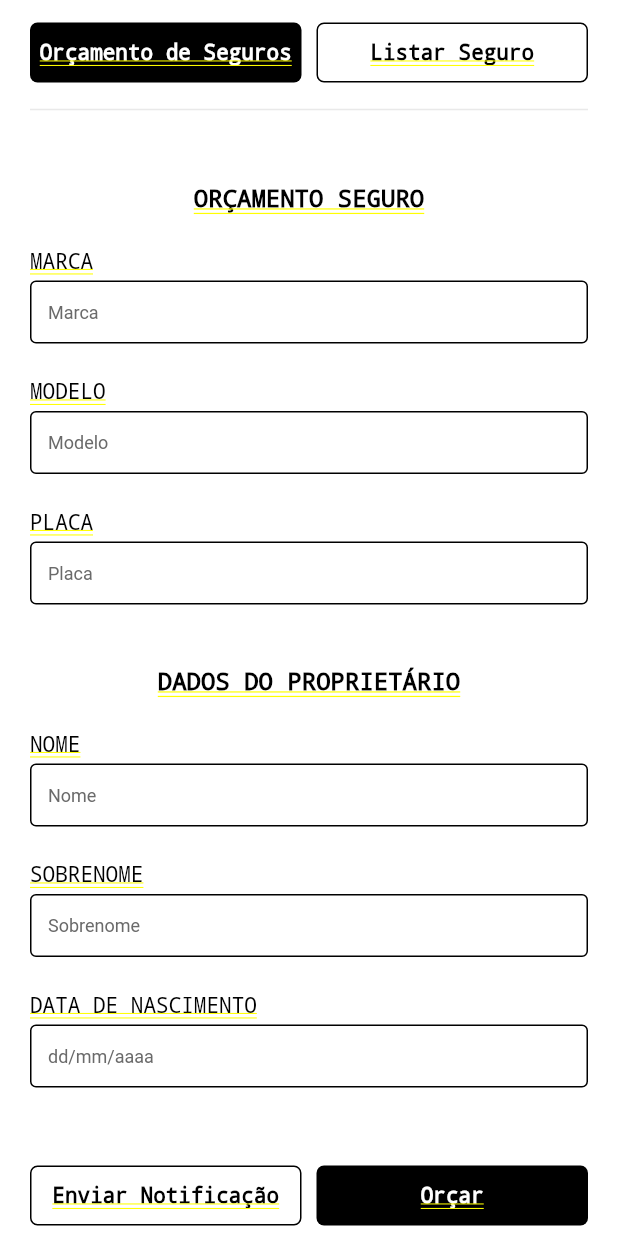
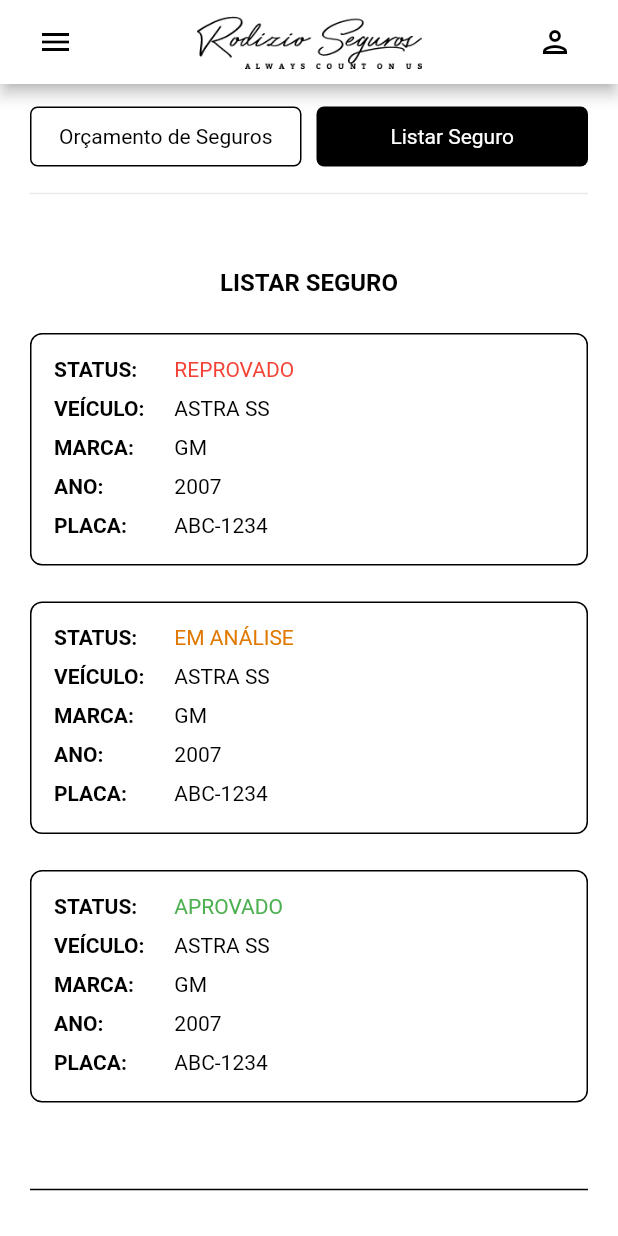
Before and after one commit to GabiMangili/rodizio-seguros-mobile-systems-facul, a Flutter app: the screen it shows after launch, after a tap on "Listar Seguro", on a phone screen of 412 x 824 dp. Run offline on Flutter 3.47's test engine with Material 2 defaults, Android fonts, the phone set to English and light mode, and no system bars.

Commit message:
telas de listagem de seguros

```diff
--- /dev/null
+++ b/rodizio-seguros/lib/models/insurance.dart
@@ -0,0 +1,9 @@
+class Insurance{
+  final String status;
+  final String vehicle; //veículo
+  final String brand; //marca
+  final int year; //ano
+  final String plate; //placa
+
+  Insurance({required this.status, required this.vehicle, required this.brand, required this.year, required this.plate});
+}
--- /dev/null
+++ b/rodizio-seguros/lib/presentation/components/app_bar.dart
@@ -0,0 +1,25 @@
+import 'package:flutter/cupertino.dart';
+import 'package:flutter/material.dart';
+
+class AppBarApp extends StatelessWidget {
+  const AppBarApp({Key? key}) : super(key: key);
+
+  @override
+  Widget build(BuildContext context) {
+    return AppBar(
+      backgroundColor: Colors.white,
+      centerTitle: true,
+      leading: Row(
+        children: [
+          SizedBox(width: 25),
+          Icon(Icons.menu, color: Colors.black),
+        ],
+      ),
+      title: ImageIcon(AssetImage("assets/icons/rodizio_logo.png"), color: Colors.black, size: 150),
+      actions: [
+        Icon(Icons.person_outlined, color: Colors.black),
+        SizedBox(width: 30)
+      ],
+    );
+  }
+}
--- a/rodizio-seguros/lib/presentation/screens/insurances.dart
+++ /dev/null
@@ -1,241 +0,0 @@
-import 'package:flutter/cupertino.dart';
-import 'package:flutter/material.dart';
-import 'package:untitled/presentation/components/bottom_screens.dart';
-
-class InsurancesScreen extends StatefulWidget {
-  const InsurancesScreen({Key? key}) : super(key: key);
-
-  @override
-  State<InsurancesScreen> createState() => _InsurancesScreenState();
-}
-
-class _InsurancesScreenState extends State<InsurancesScreen> {
-
-  TextEditingController brandController = TextEditingController(); //marca
-  TextEditingController modelController = TextEditingController(); //modelo
-  TextEditingController plateController = TextEditingController(); //placa
-  TextEditingController firstNameController = TextEditingController(); //nome
-  TextEditingController surnameController = TextEditingController(); //sobrenome
-  TextEditingController birthController = TextEditingController(); //nascimento
-
-  List<bool> buttonSelectionListController = [false, false];
-
-
-  @override
-  Widget build(BuildContext context) {
-    return SingleChildScrollView(
-      child: Container(
-        padding: EdgeInsets.only(left: 20, right: 20, bottom: 20, top: 5),
-        child: Column(
-          children: [
-            Container(
-              height: 60,
-              child: Row(
-                mainAxisAlignment: MainAxisAlignment.spaceBetween,
-                children: [
-                  GestureDetector(
-                      onTap: (){
-                        setState(() {
-                          buttonSelectionListController = [true, false];
-                        });
-                      },
-                      child: buttonOption(text: "Orçamento de Seguros", buttonColor: Colors.black, textColor: Colors.white)
-                  ),
-                  GestureDetector(
-                      onTap: (){
-                        setState(() {
-                          buttonSelectionListController = [false, true];
-                        });
-                      },
-                      child: buttonOption(text: "Listar Seguro", buttonColor: Colors.white, textColor: Colors.black, hasBorder: true)
-                  )
-                ],
-              ),
-            ),
-
-            Divider(color: Color.fromRGBO(233, 233, 233, 1), thickness: 1),
-
-            SizedBox(height: 42),
-
-            Container(
-              child: Column(
-                crossAxisAlignment: CrossAxisAlignment.start,
-                children: [
-                  Center(
-                    child: Text(
-                      "ORÇAMENTO SEGURO",
-                      style: TextStyle(
-                          fontSize: 16,
-                          color: Colors.black,
-                          fontWeight: FontWeight.w700
-                      ),
-                    ),
-                  ),
-
-                  SizedBox(height: 24),
-
-                  textUpField("MARCA"),
-                  textField(brandController, "Marca"),
-
-                  SizedBox(height: 24),
-
-                  textUpField("MODELO"),
-                  textField(modelController, "Modelo"),
-
-                  SizedBox(height: 24),
-
-                  textUpField("PLACA"),
-                  textField(plateController, "Placa"),
-
-                  SizedBox(height: 42),
-
-                  Center(
-                    child: Text(
-                      "DADOS DO PROPRIETÁRIO",
-                      style: TextStyle(
-                          fontSize: 16,
-                          color: Colors.black,
-                          fontWeight: FontWeight.w700
-                      ),
-                    ),
-                  ),
-
-                  SizedBox(height: 24),
-
-                  textUpField("NOME"),
-                  textField(firstNameController, "Nome"),
-
-                  SizedBox(height: 24),
-
-                  textUpField("SOBRENOME"),
-                  textField(surnameController, "Sobrenome"),
-
-                  SizedBox(height: 24),
-
-                  textUpField("DATA DE NASCIMENTO"),
-                  textField(birthController, "dd/mm/aaaa"),
-
-                  SizedBox(height: 42),
-
-                  Container(
-                    height: 60,
-                    child: Row(
-                      mainAxisAlignment: MainAxisAlignment.spaceBetween,
-                      children: [
-                        GestureDetector(
-                            child: buttonOption(text: "Enviar Notificação", buttonColor: Colors.white, textColor: Colors.black, hasBorder: true)
-                        ),
-                        GestureDetector(
-                            child: buttonOption(text: "Orçar", buttonColor: Colors.black, textColor: Colors.white)
-                        ),
-                      ],
-                    ),
-                  ),
-
-                  BottomScreens()
-                ],
-              ),
-            )
-          ],
-        ),
-      ),
-    );
-  }
-
-  textUpField(String text){
-    return Text(
-      text,
-      style: TextStyle(
-          fontSize: 14,
-          color: Colors.black,
-          fontWeight: FontWeight.w400
-      ),
-    );
-  }
-
-  textField(TextEditingController controller, String hintText){
-    return Container(
-      height: 42,
-      margin: EdgeInsets.only(top: 5),
-      child: TextFormField(
-        controller: controller,
-        maxLength: 40,
-        decoration: InputDecoration(
-          counterText: "",
-          hintText: hintText,
-          hintStyle: TextStyle(
-              fontSize: 12,
-              color: Color.fromRGBO(106, 106, 106, 1),
-              fontWeight: FontWeight.w400
-          ),
-
-          enabledBorder: OutlineInputBorder(borderSide: BorderSide(width: 1, color: Colors.black)),
-          border: OutlineInputBorder(borderSide: BorderSide(width: 1, color: Colors.black)),
-        ),
-      ),
-    );
-  }
-
-  buttonOption({required String text, required Color textColor, required Color buttonColor, bool hasBorder = false}){
-    return Container(
-      width: (MediaQuery.of(context).size.width - 50) / 2,
-      height: 40,
-      decoration: BoxDecoration(
-        color: buttonColor,
-        borderRadius: BorderRadius.circular(5),
-        border: Border.all(color: hasBorder ? Colors.black : Colors.transparent),
-      ),
-      child: Center(
-        child: Text(
-          text,
-          style: TextStyle(
-              fontSize: 14,
-              color: textColor
-          ),
-        ),
-      ),
-    );
-  }
-
-  buttonOptionSelected({required String text, required Color textColor, required Color buttonColor, bool hasBorder = false}){
-    return Container(
-      width: (MediaQuery.of(context).size.width - 50) / 2,
-      height: 40,
-      decoration: BoxDecoration(
-        color: Colors.black,
-        borderRadius: BorderRadius.circular(5),
-      ),
-      child: Center(
-        child: Text(
-          text,
-          style: TextStyle(
-              fontSize: 14,
-              color: Colors.white
-          ),
-        ),
-      ),
-    );
-  }
-
-  buttonOption({required String text, required Color textColor, required Color buttonColor, bool hasBorder = false}){
-    return Container(
-      width: (MediaQuery.of(context).size.width - 50) / 2,
-      height: 40,
-      decoration: BoxDecoration(
-        color: Colors.white,
-        borderRadius: BorderRadius.circular(5),
-        border: Border.all(color: Colors.black),
-      ),
-      child: Center(
-        child: Text(
-          text,
-          style: TextStyle(
-              fontSize: 14,
-              color: Colors.black
-          ),
-        ),
-      ),
-    );
-  }
-
-}
--- /dev/null
+++ b/rodizio-seguros/lib/presentation/screens/insurances_screen.dart
@@ -0,0 +1,340 @@
+import 'package:flutter/cupertino.dart';
+import 'package:flutter/material.dart';
+import 'package:untitled/models/insurance.dart';
+import 'package:untitled/presentation/components/bottom_screens.dart';
+
+class InsurancesScreen extends StatefulWidget {
+  const InsurancesScreen({Key? key}) : super(key: key);
+
+  @override
+  State<InsurancesScreen> createState() => _InsurancesScreenState();
+}
+
+class _InsurancesScreenState extends State<InsurancesScreen> {
+
+  TextEditingController brandController = TextEditingController(); //marca
+  TextEditingController modelController = TextEditingController(); //modelo
+  TextEditingController plateController = TextEditingController(); //placa
+  TextEditingController firstNameController = TextEditingController(); //nome
+  TextEditingController surnameController = TextEditingController(); //sobrenome
+  TextEditingController birthController = TextEditingController(); //nascimento
+
+  List<bool> buttonSelectionListController = [true, false];
+
+  List listInsurances = [];
+
+
+  @override
+  Widget build(BuildContext context) {
+    return Container(
+      child: Scaffold(
+        backgroundColor: Colors.white,
+        appBar: appBar(),
+        body: bodyAll(),
+      ),
+    );
+  }
+
+  appBar(){
+    return AppBar(
+      backgroundColor: Colors.white,
+      centerTitle: true,
+      leading: Row(
+        children: [
+          SizedBox(width: 25),
+          Icon(Icons.menu, color: Colors.black),
+        ],
+      ),
+      title: ImageIcon(AssetImage("assets/icons/rodizio_logo.png"), color: Colors.black, size: 150),
+      actions: [
+        Icon(Icons.person_outlined, color: Colors.black),
+        SizedBox(width: 30)
+      ],
+    );
+  }
+
+  bodyAll() {
+    return SingleChildScrollView(
+    child: Container(
+      padding: EdgeInsets.only(left: 20, right: 20, bottom: 20, top: 5),
+      child: Column(
+        children: [
+          Container(
+            height: 60,
+            child: Row(
+              mainAxisAlignment: MainAxisAlignment.spaceBetween,
+              children: [
+                GestureDetector(
+                    onTap: (){
+                      setState(() {
+                        buttonSelectionListController = [true, false];
+                      });
+                    },
+                    child: buttonOption(text: "Orçamento de Seguros", isSelected: buttonSelectionListController[0])
+                ),
+                GestureDetector(
+                    onTap: (){
+                      setState(() {
+                        buttonSelectionListController = [false, true];
+                      });
+                    },
+                    child: buttonOption(text: "Listar Seguro", isSelected: buttonSelectionListController[1])
+                )
+              ],
+            ),
+          ),
+
+          Divider(color: Color.fromRGBO(233, 233, 233, 1), thickness: 1),
+
+          SizedBox(height: 42),
+
+          buttonSelectionListController[0]
+              ? bodyBudget()
+              : bodyListInsurance()
+        ],
+      ),
+    ),
+  );
+  }
+
+  bodyBudget(){
+    return Container(
+      child: Column(
+        crossAxisAlignment: CrossAxisAlignment.start,
+        children: [
+          Center(
+            child: Text(
+              "ORÇAMENTO SEGURO",
+              style: TextStyle(
+                  fontSize: 16,
+                  color: Colors.black,
+                  fontWeight: FontWeight.w700
+              ),
+            ),
+          ),
+
+          SizedBox(height: 24),
+
+          textUpField("MARCA"),
+          textField(brandController, "Marca"),
+
+          SizedBox(height: 24),
+
+          textUpField("MODELO"),
+          textField(modelController, "Modelo"),
+
+          SizedBox(height: 24),
+
+          textUpField("PLACA"),
+          textField(plateController, "Placa"),
+
+          SizedBox(height: 42),
+
+          Center(
+            child: Text(
+              "DADOS DO PROPRIETÁRIO",
+              style: TextStyle(
+                  fontSize: 16,
+                  color: Colors.black,
+                  fontWeight: FontWeight.w700
+              ),
+            ),
+          ),
+
+          SizedBox(height: 24),
+
+          textUpField("NOME"),
+          textField(firstNameController, "Nome"),
+
+          SizedBox(height: 24),
+
+          textUpField("SOBRENOME"),
+          textField(surnameController, "Sobrenome"),
+
+          SizedBox(height: 24),
+
+          textUpField("DATA DE NASCIMENTO"),
+          textField(birthController, "dd/mm/aaaa"),
+
+          SizedBox(height: 42),
+
+          Container(
+            height: 60,
+            child: Row(
+              mainAxisAlignment: MainAxisAlignment.spaceBetween,
+              children: [
+                GestureDetector(
+                    child: buttonOption(text: "Enviar Notificação", isSelected: false)
+                ),
+                GestureDetector(
+                    child: buttonOption(text: "Orçar", isSelected: true)
+                ),
+              ],
+            ),
+          ),
+
+          BottomScreens()
+        ],
+      ),
+    );
+  }
+
+  bodyListInsurance(){
+
+    listInsurances = [
+      setInsurance(status: "REPROVADO", vehicle: "ASTRA SS", brand: "GM", year: 2007, plate: "ABC-1234"),
+      setInsurance(status: "EM ANÁLISE", vehicle: "ASTRA SS", brand: "GM", year: 2007, plate: "ABC-1234"),
+      setInsurance(status: "APROVADO", vehicle: "ASTRA SS", brand: "GM", year: 2007, plate: "ABC-1234"),
+    ];
+    return SingleChildScrollView(
+      child: Column(
+        children: [
+          Center(
+            child: Text(
+              "LISTAR SEGURO",
+              style: TextStyle(
+                  fontSize: 16,
+                  color: Colors.black,
+                  fontWeight: FontWeight.w700
+              ),
+            ),
+          ),
+
+          SizedBox(height: 24),
+
+
+          ListView.separated(
+              itemCount: listInsurances.length,
+              shrinkWrap: true,
+              physics: NeverScrollableScrollPhysics(),
+              separatorBuilder: (context, index) => SizedBox(height: 24),
+              itemBuilder: (context, index){
+                Insurance insurance = listInsurances[index];
+                Color colorStatus;
+                if(insurance.status == "REPROVADO") {
+                  colorStatus = Colors.red;
+                } else if(insurance.status == "EM ANÁLISE") {
+                  colorStatus = Color.fromRGBO(224, 121, 0, 1);
+                } else {
+                  colorStatus = Colors.green;
+                }
+
+                return Container(
+                  height: 155,
+                  padding: EdgeInsets.all(15),
+                  decoration: BoxDecoration(
+                    border: Border.all(color: Colors.black),
+                    borderRadius: BorderRadius.circular(8),
+                  ),
+                  child: Row(
+                    children: [
+                      Column(
+                        crossAxisAlignment: CrossAxisAlignment.start,
+                        children: [
+                          textUpField("STATUS:", isBold: true),
+                          SizedBox(height: 10),
+                          textUpField("VEÍCULO:", isBold: true),
+                          SizedBox(height: 10),
+                          textUpField("MARCA:", isBold: true),
+                          SizedBox(height: 10),
+                          textUpField("ANO:", isBold: true),
+                          SizedBox(height: 10),
+                          textUpField("PLACA:", isBold: true),
+                        ],
+                      ),
+
+                      SizedBox(width: 20),
+
+                      Column(
+                        crossAxisAlignment: CrossAxisAlignment.start,
+                        children: [
+                          textUpField(insurance.status, color: colorStatus),
+                          SizedBox(height: 10),
+                          textUpField(insurance.vehicle),
+                          SizedBox(height: 10),
+                          textUpField(insurance.brand),
+                          SizedBox(height: 10),
+                          textUpField("${insurance.year}"),
+                          SizedBox(height: 10),
+                          textUpField(insurance.plate),
+                        ],
+                      )
+                    ],
+                  ),
+                );
+              },
+          ),
+
+          BottomScreens()
+        ],
+      ),
+    );
+  }
+
+  textUpField(String text, {isBold = false, color = Colors.black}){
+    return Text(
+      text,
+      style: TextStyle(
+          fontSize: 14,
+          color: color,
+          fontWeight: isBold ? FontWeight.w700 : FontWeight.w400
+      ),
+    );
+  }
+
+  textField(TextEditingController controller, String hintText){
+    return Container(
+      height: 42,
+      margin: EdgeInsets.only(top: 5),
+      child: TextFormField(
+        controller: controller,
+        maxLength: 40,
+        decoration: InputDecoration(
+          counterText: "",
+          hintText: hintText,
+          hintStyle: TextStyle(
+              fontSize: 12,
+              color: Color.fromRGBO(106, 106, 106, 1),
+              fontWeight: FontWeight.w400
+          ),
+
+          enabledBorder: OutlineInputBorder(borderSide: BorderSide(width: 1, color: Colors.black)),
+          border: OutlineInputBorder(borderSide: BorderSide(width: 1, color: Colors.black)),
+        ),
+      ),
+    );
+  }
+
+  buttonOption({required String text, required isSelected}){
+    return Container(
+      width: (MediaQuery.of(context).size.width - 50) / 2,
+      height: 40,
+      decoration: BoxDecoration(
+        color: isSelected ? Colors.black : Colors.white,
+        borderRadius: BorderRadius.circular(5),
+        border: Border.all(color: isSelected ? Colors.transparent : Colors.black),
+      ),
+      child: Center(
+        child: Text(
+          text,
+          style: TextStyle(
+              fontSize: 14,
+              color: isSelected ? Colors.white : Colors.black
+          ),
+        ),
+      ),
+    );
+  }
+
+  Insurance setInsurance({required String status, required String vehicle, required String brand, required int year, required String plate}){
+    Insurance insurance = Insurance(
+        status: status,
+        vehicle: vehicle,
+        brand: brand,
+        year: year,
+        plate: plate
+    );
+
+    return insurance;
+  }
+}
--- a/rodizio-seguros/lib/presentation/screens/splash_screen.dart
+++ b/rodizio-seguros/lib/presentation/screens/splash_screen.dart
@@ -1,7 +1,7 @@
 import 'package:flutter/cupertino.dart';
 import 'package:flutter/material.dart';
 import 'package:untitled/presentation/components/bottom_screens.dart';
-import 'package:untitled/presentation/screens/insurances.dart';
+import 'package:untitled/presentation/screens/insurances_screen.dart';
 
 class SplashScreen extends StatelessWidget {
   const SplashScreen({Key? key}) : super(key: key);
```
